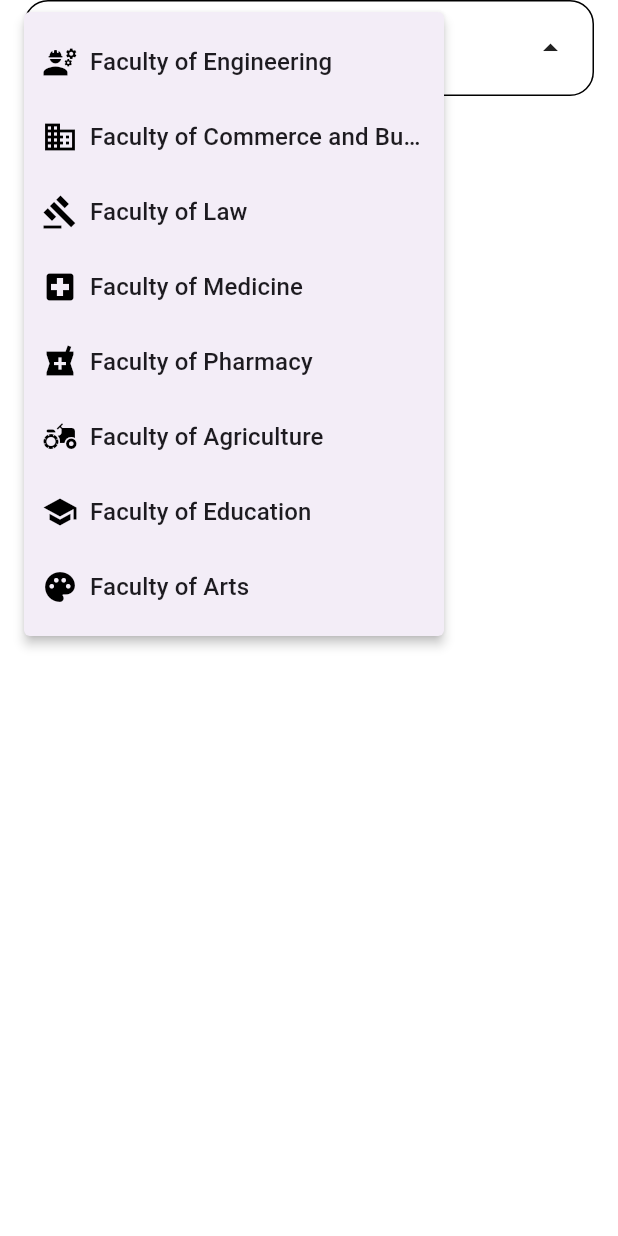
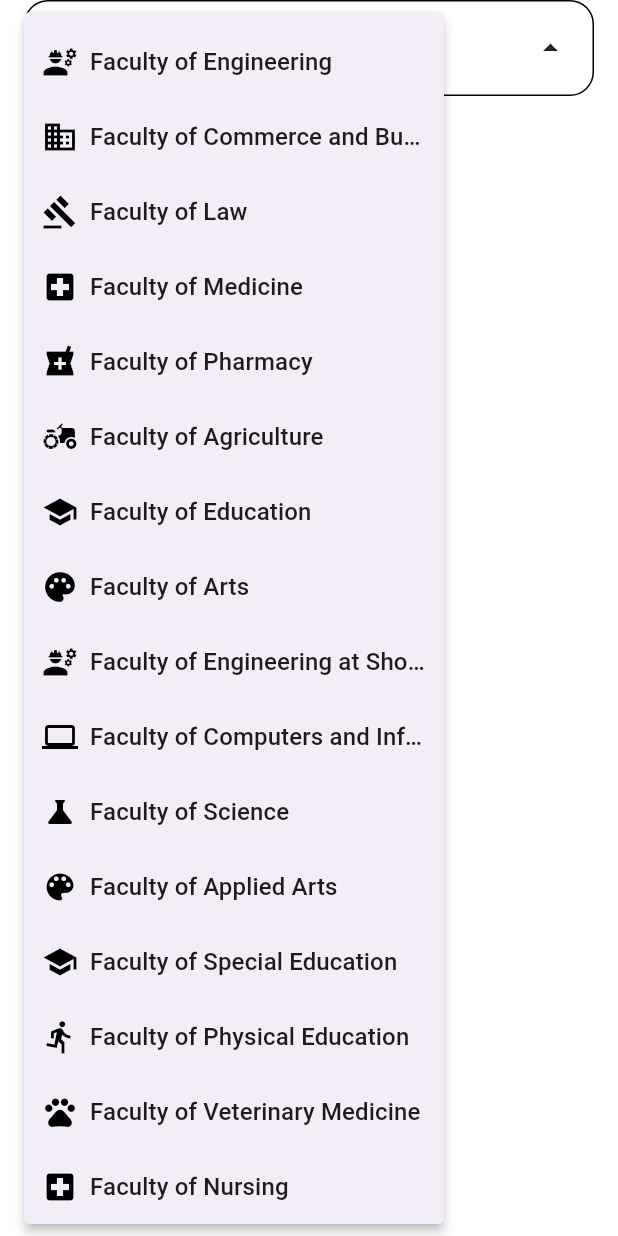
Before and after one commit to AhmedYasee/SBU-Lib, a Flutter app: the MyDropdownList widget shown alone on an empty page, opened directly, after a tap on "Select College", on a phone screen of 412 x 824 dp. Run offline on Flutter 3.47's test engine with Material 3 defaults, Android fonts, the phone set to English and light mode, and no system bars; our stand-ins replace get, image_picker, lottie, smooth_page_indicator.

Commit message:
more colleges added

```diff
--- a/lib/component/MyDropdownList.dart
+++ b/lib/component/MyDropdownList.dart
@@ -24,6 +24,15 @@ class _MyDropdownListState extends State<MyDropdownList> {
     'Faculty of Agriculture': Icons.agriculture,
     'Faculty of Education': Icons.school,
     'Faculty of Arts': Icons.palette,
+    'Faculty of Engineering at Shoubra': Icons.engineering,
+    'Faculty of Computers and Information': Icons.computer,
+    'Faculty of Science': Icons.science,
+    'Faculty of Applied Arts': Icons.color_lens,
+    'Faculty of Special Education': Icons.school,
+    'Faculty of Physical Education': Icons.directions_run,
+    'Faculty of Veterinary Medicine': Icons.pets,
+    'Faculty of Nursing': Icons.local_hospital,
+    'Faculty of Physiotherapy': Icons.accessibility,
     // Add more colleges as needed
   };
 
```
